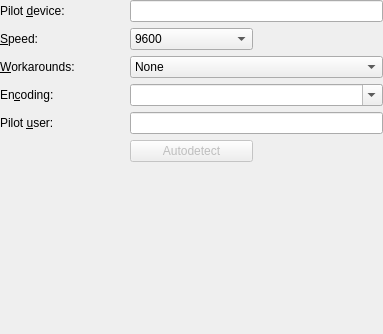
Before: the Qt Designer form kpilot/kpilot/config_page_device.ui in chusopr/kdepim-ktimetracker-akonadi, drawn with Qt 5.
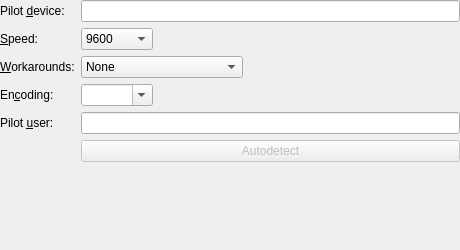
After: the same form once the commit is applied. Custom widgets are drawn as their Qt base class.

Diff of the .ui file:
```diff
--- a/kpilot/kpilot/config_page_device.ui
+++ b/kpilot/kpilot/config_page_device.ui
@@ -7,11 +7,11 @@
    <rect>
     <x>0</x>
     <y>0</y>
-    <width>383</width>
-    <height>334</height>
+    <width>460</width>
+    <height>250</height>
    </rect>
   </property>
-  <layout class="QGridLayout" >
+  <layout class="QGridLayout" name="gridLayout" >
    <item row="0" column="0" >
     <widget class="QLabel" name="TextLabel1" >
      <property name="whatsThis" >
@@ -28,8 +28,8 @@
      </property>
     </widget>
    </item>
-   <item row="0" column="1" colspan="2" >
-    <widget class="QLineEdit" name="fPilotDevice" >
+   <item row="0" column="1" >
+    <widget class="KLineEdit" name="fPilotDevice" >
      <property name="whatsThis" >
       <string>&lt;qt>Enter the device the Pilot is attached to (for instance a serial or USB port) here. You can also use &lt;i>/dev/pilot&lt;/i>, and make that a symlink to the correct device. You need write permission to successfully synchronize with the handheld.&lt;/qt></string>
      </property>
@@ -51,14 +51,65 @@
      </property>
     </widget>
    </item>
-   <item row="4" column="1" colspan="2" >
-    <widget class="QLineEdit" name="fUserName" >
+   <item row="2" column="0" >
+    <widget class="QLabel" name="textLabel1_2" >
+     <property name="text" >
+      <string>&amp;Workarounds:</string>
+     </property>
+     <property name="wordWrap" >
+      <bool>false</bool>
+     </property>
+     <property name="buddy" >
+      <cstring>fWorkaround</cstring>
+     </property>
+    </widget>
+   </item>
+   <item row="3" column="0" >
+    <widget class="QLabel" name="textLabel1" >
+     <property name="whatsThis" >
+      <string>&lt;qt>PalmOS devices are available in many different languages. If your device uses a different encoding than ISO-latin1 (ISO8859-1), select the correct encoding here, in order to display special characters correctly.&lt;/qt></string>
+     </property>
+     <property name="text" >
+      <string>En&amp;coding:</string>
+     </property>
+     <property name="wordWrap" >
+      <bool>false</bool>
+     </property>
+     <property name="buddy" >
+      <cstring>fPilotEncoding</cstring>
+     </property>
+    </widget>
+   </item>
+   <item row="4" column="0" >
+    <widget class="QLabel" name="TextLabel2" >
      <property name="whatsThis" >
       <string>&lt;qt>Enter your name here, as it appears in the Pilot's &amp;quot;Owner&amp;quot; setting.&lt;/qt></string>
      </property>
+     <property name="text" >
+      <string>Pilot &amp;user:</string>
+     </property>
+     <property name="wordWrap" >
+      <bool>false</bool>
+     </property>
+     <property name="buddy" >
+      <cstring>fUserName</cstring>
+     </property>
     </widget>
    </item>
-   <item row="6" column="2" >
+   <item row="5" column="1" >
+    <widget class="QPushButton" name="fDeviceAutodetect" >
+     <property name="enabled" >
+      <bool>false</bool>
+     </property>
+     <property name="whatsThis" >
+      <string>&lt;qt>Click here to try to automatically detect your device, username and connection speed. KPilot will scan for attached devices.&lt;/qt></string>
+     </property>
+     <property name="text" >
+      <string>Autodetect</string>
+     </property>
+    </widget>
+   </item>
+   <item row="7" column="1" >
     <spacer>
      <property name="orientation" >
       <enum>Qt::Vertical</enum>
@@ -75,7 +126,13 @@
     </spacer>
    </item>
    <item row="1" column="1" >
-    <widget class="QComboBox" name="fPilotSpeed" >
+    <widget class="KComboBox" name="fPilotSpeed" >
+     <property name="sizePolicy" >
+      <sizepolicy vsizetype="Fixed" hsizetype="Maximum" >
+       <horstretch>0</horstretch>
+       <verstretch>0</verstretch>
+      </sizepolicy>
+     </property>
      <property name="whatsThis" >
       <string>&lt;qt>Select the speed of the serial connection to your handheld here. This has no meaning for USB devices. For an older model, choose 9600. Newer models may be able to handle speeds up to the maximum listed, 115200. You can experiment with the connection speed: the manual suggests starting at a speed of 19200 and trying faster speeds to see if they work.&lt;/qt></string>
      </property>
@@ -106,63 +163,14 @@
      </item>
     </widget>
    </item>
-   <item row="3" column="0" >
-    <widget class="QLabel" name="textLabel1" >
-     <property name="whatsThis" >
-      <string>&lt;qt>PalmOS devices are available in many different languages. If your device uses a different encoding than ISO-latin1 (ISO8859-1), select the correct encoding here, in order to display special characters correctly.&lt;/qt></string>
+   <item row="2" column="1" >
+    <widget class="KComboBox" name="fWorkaround" >
+     <property name="sizePolicy" >
+      <sizepolicy vsizetype="Fixed" hsizetype="Maximum" >
+       <horstretch>0</horstretch>
+       <verstretch>0</verstretch>
+      </sizepolicy>
      </property>
-     <property name="text" >
-      <string>En&amp;coding:</string>
-     </property>
-     <property name="wordWrap" >
-      <bool>false</bool>
-     </property>
-     <property name="buddy" >
-      <cstring>fPilotEncoding</cstring>
-     </property>
-    </widget>
-   </item>
-   <item row="4" column="0" >
-    <widget class="QLabel" name="TextLabel2" >
-     <property name="whatsThis" >
-      <string>&lt;qt>Enter your name here, as it appears in the Pilot's &amp;quot;Owner&amp;quot; setting.&lt;/qt></string>
-     </property>
-     <property name="text" >
-      <string>Pilot &amp;user:</string>
-     </property>
-     <property name="wordWrap" >
-      <bool>false</bool>
-     </property>
-     <property name="buddy" >
-      <cstring>fUserName</cstring>
-     </property>
-    </widget>
-   </item>
-   <item row="3" column="1" colspan="2" >
-    <widget class="QComboBox" name="fPilotEncoding" >
-     <property name="whatsThis" >
-      <string>&lt;qt>PalmOS devices are available in many different languages. If your device uses a different encoding than ISO-latin1 (ISO8859-1), select the correct encoding here, in order to display special characters correctly.&lt;/qt></string>
-     </property>
-     <property name="editable" >
-      <bool>true</bool>
-     </property>
-    </widget>
-   </item>
-   <item row="2" column="0" >
-    <widget class="QLabel" name="textLabel1_2" >
-     <property name="text" >
-      <string>&amp;Workarounds:</string>
-     </property>
-     <property name="wordWrap" >
-      <bool>false</bool>
-     </property>
-     <property name="buddy" >
-      <cstring>fWorkaround</cstring>
-     </property>
-    </widget>
-   </item>
-   <item row="2" column="1" colspan="2" >
-    <widget class="QComboBox" name="fWorkaround" >
      <property name="whatsThis" >
       <string>&lt;qt>Workarounds enable special handling for specific devices. Most devices do not need special handling. However, the Zire 31, Zire 72 and Tungsten T5 &lt;i>do&lt;/i> have special needs, so if you are connecting such a device, please select the workaround for them.&lt;/qt></string>
      </property>
@@ -178,16 +186,29 @@
      </item>
     </widget>
    </item>
-   <item row="5" column="1" >
-    <widget class="QPushButton" name="fDeviceAutodetect" >
-     <property name="enabled" >
-      <bool>false</bool>
+   <item row="3" column="1" >
+    <widget class="KComboBox" name="fPilotEncoding" >
+     <property name="sizePolicy" >
+      <sizepolicy vsizetype="Fixed" hsizetype="Maximum" >
+       <horstretch>0</horstretch>
+       <verstretch>0</verstretch>
+      </sizepolicy>
      </property>
      <property name="whatsThis" >
       <string>&lt;qt>Click here to try to automatically detect your device, username and connection speed. KPilot will scan for attached devices.&lt;/qt></string>
      </property>
-     <property name="text" >
-      <string>Autodetect</string>
+     <property name="editable" >
+      <bool>true</bool>
+     </property>
+    </widget>
+   </item>
+   <item row="4" column="1" >
+    <widget class="KLineEdit" name="fUserName" >
+     <property name="whatsThis" >
+      <string>&lt;qt>Enter your name here, as it appears in the Pilot's &amp;quot;Owner&amp;quot; setting.&lt;/qt></string>
+     </property>
+     <property name="showClearButton" stdset="0" >
+      <bool>true</bool>
      </property>
     </widget>
    </item>
@@ -195,6 +216,18 @@
  </widget>
  <layoutdefault spacing="6" margin="0" />
  <pixmapfunction>qPixmapFromMimeSource</pixmapfunction>
+ <customwidgets>
+  <customwidget>
+   <class>KComboBox</class>
+   <extends>QComboBox</extends>
+   <header>kcombobox.h</header>
+  </customwidget>
+  <customwidget>
+   <class>KLineEdit</class>
+   <extends>QLineEdit</extends>
+   <header>klineedit.h</header>
+  </customwidget>
+ </customwidgets>
  <resources/>
  <connections/>
 </ui>
```
Left out of the diff: 13 changed lines with no effect on the pictures.
